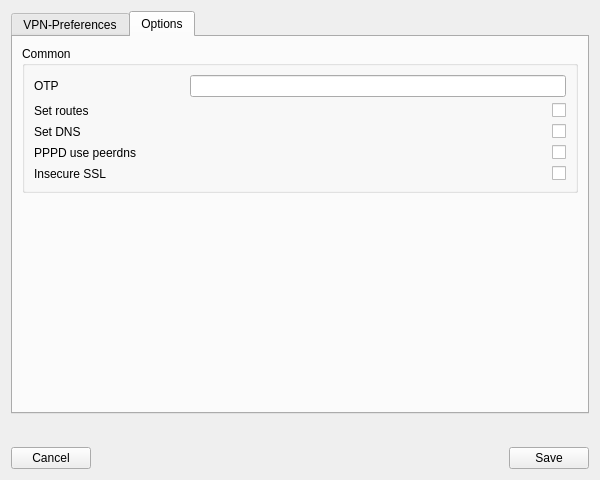
theinvisible/openfortigui, file vpnprofileeditor.ui: the form before one commit.
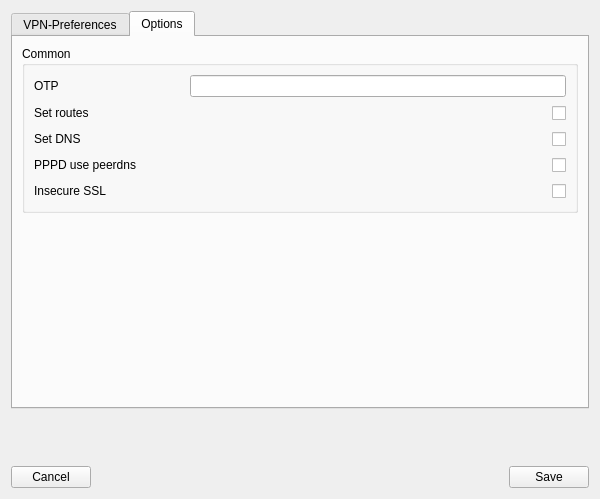
The form after the commit. The open tabs and pages were chosen to show the change.

What changed in the file:
```diff
--- a/vpnprofileeditor.ui
+++ b/vpnprofileeditor.ui
@@ -7,7 +7,7 @@
     <x>0</x>
     <y>0</y>
     <width>600</width>
-    <height>480</height>
+    <height>499</height>
    </rect>
   </property>
   <property name="windowTitle">
@@ -158,7 +158,7 @@
              <enum>Qt::RightToLeft</enum>
             </property>
             <property name="text">
-             <string> </string>
+             <string/>
             </property>
            </widget>
           </item>
@@ -280,7 +280,7 @@
              <enum>Qt::RightToLeft</enum>
             </property>
             <property name="text">
-             <string/>
+             <string> </string>
             </property>
            </widget>
           </item>
@@ -290,7 +290,7 @@
              <enum>Qt::RightToLeft</enum>
             </property>
             <property name="text">
-             <string/>
+             <string> </string>
             </property>
            </widget>
           </item>
@@ -300,7 +300,7 @@
              <enum>Qt::RightToLeft</enum>
             </property>
             <property name="text">
-             <string/>
+             <string> </string>
             </property>
            </widget>
           </item>
@@ -310,7 +310,7 @@
              <enum>Qt::RightToLeft</enum>
             </property>
             <property name="text">
-             <string/>
+             <string> </string>
             </property>
            </widget>
           </item>
```
